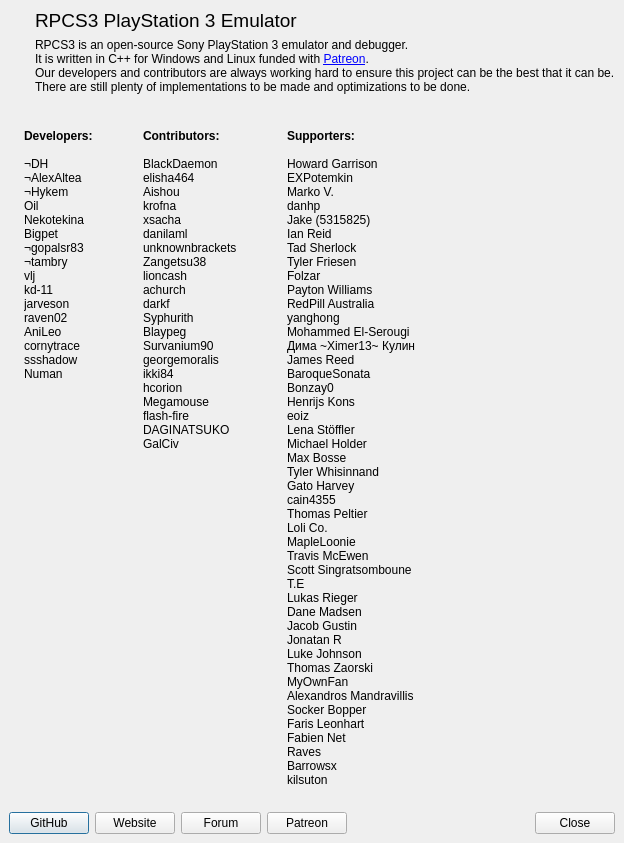
RPCS3/rpcs3, file rpcs3/rpcs3qt/about_dialog.ui: the form before one commit.
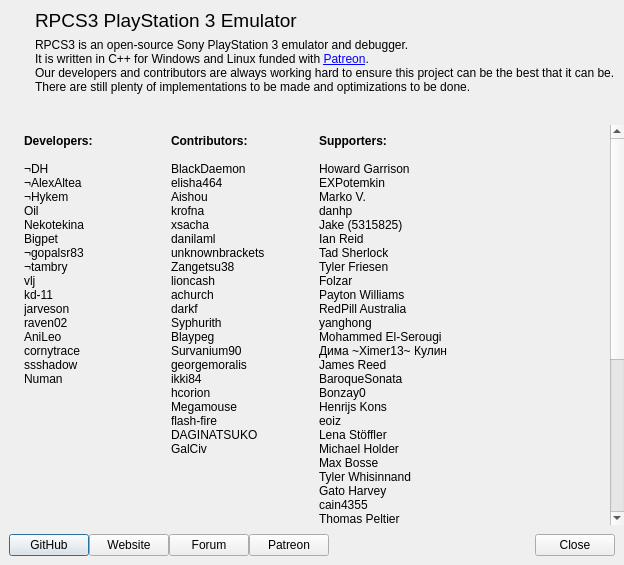
The form after the commit. Icons and pictures are not drawn.

Commit message: Qt: add scrollbar to about dialog

The edit to the form file:
```diff
--- a/rpcs3/rpcs3qt/about_dialog.ui
+++ b/rpcs3/rpcs3qt/about_dialog.ui
@@ -7,15 +7,9 @@
     <x>0</x>
     <y>0</y>
     <width>609</width>
-    <height>799</height>
+    <height>565</height>
    </rect>
   </property>
-  <property name="sizePolicy">
-   <sizepolicy hsizetype="Preferred" vsizetype="Preferred">
-    <horstretch>0</horstretch>
-    <verstretch>0</verstretch>
-   </sizepolicy>
-  </property>
   <property name="windowTitle">
    <string>About RPCS3</string>
   </property>
@@ -24,6 +18,9 @@
     <normaloff>:/rpcs3.ico</normaloff>:/rpcs3.ico</iconset>
   </property>
   <layout class="QVBoxLayout" name="verticalLayout_3">
+   <property name="spacing">
+    <number>0</number>
+   </property>
    <property name="leftMargin">
     <number>0</number>
    </property>
@@ -38,6 +35,12 @@
    </property>
    <item>
     <widget class="QWidget" name="header_section" native="true">
+     <property name="sizePolicy">
+      <sizepolicy hsizetype="Preferred" vsizetype="Preferred">
+       <horstretch>0</horstretch>
+       <verstretch>0</verstretch>
+      </sizepolicy>
+     </property>
      <layout class="QHBoxLayout" name="horizontalLayout_2">
       <item>
        <widget class="QWidget" name="widget_2" native="true">
@@ -89,10 +92,13 @@
            <property name="orientation">
             <enum>Qt::Vertical</enum>
            </property>
+           <property name="sizeType">
+            <enum>QSizePolicy::MinimumExpanding</enum>
+           </property>
            <property name="sizeHint" stdset="0">
             <size>
              <width>20</width>
-             <height>40</height>
+             <height>0</height>
             </size>
            </property>
           </spacer>
@@ -173,19 +179,47 @@
     </widget>
    </item>
    <item>
-    <layout class="QHBoxLayout" name="horizontalLayout_3" stretch="0,0,0,0">
-     <property name="spacing">
-      <number>50</number>
+    <widget class="QScrollArea" name="name_section">
+     <property name="sizePolicy">
+      <sizepolicy hsizetype="Expanding" vsizetype="Preferred">
+       <horstretch>0</horstretch>
+       <verstretch>0</verstretch>
+      </sizepolicy>
+     </property>
+     <property name="minimumSize">
+      <size>
+       <width>0</width>
+       <height>400</height>
+      </size>
+     </property>
+     <property name="frameShape">
+      <enum>QFrame::NoFrame</enum>
+     </property>
+     <property name="verticalScrollBarPolicy">
+      <enum>Qt::ScrollBarAlwaysOn</enum>
+     </property>
+     <property name="sizeAdjustPolicy">
+      <enum>QAbstractScrollArea::AdjustToContents</enum>
+     </property>
+     <property name="widgetResizable">
+      <bool>true</bool>
+     </property>
+     <widget class="QWidget" name="names">
+      <property name="geometry">
+       <rect>
+        <x>0</x>
+        <y>0</y>
+        <width>592</width>
+        <height>629</height>
+       </rect>
+      </property>
+      <layout class="QHBoxLayout" name="horizontalLayout_3" stretch="1,1,1,1">
+       <property name="sizeConstraint">
+        <enum>QLayout::SetMinimumSize</enum>
      </property>
      <property name="leftMargin">
       <number>24</number>
      </property>
-     <property name="rightMargin">
-      <number>0</number>
-     </property>
-     <property name="bottomMargin">
-      <number>10</number>
-     </property>
      <item>
       <widget class="QLabel" name="label_4">
        <property name="text">
@@ -224,15 +258,20 @@
        <property name="orientation">
         <enum>Qt::Horizontal</enum>
        </property>
+         <property name="sizeType">
+          <enum>QSizePolicy::MinimumExpanding</enum>
+         </property>
        <property name="sizeHint" stdset="0">
         <size>
-         <width>40</width>
+           <width>0</width>
          <height>20</height>
         </size>
        </property>
       </spacer>
      </item>
     </layout>
+     </widget>
+    </widget>
    </item>
    <item>
     <layout class="QHBoxLayout" name="horizontalLayout">
```
Left out of the diff: 24 changed lines with no effect on the pictures. Lines whose indentation alone changed are shown as unchanged.
